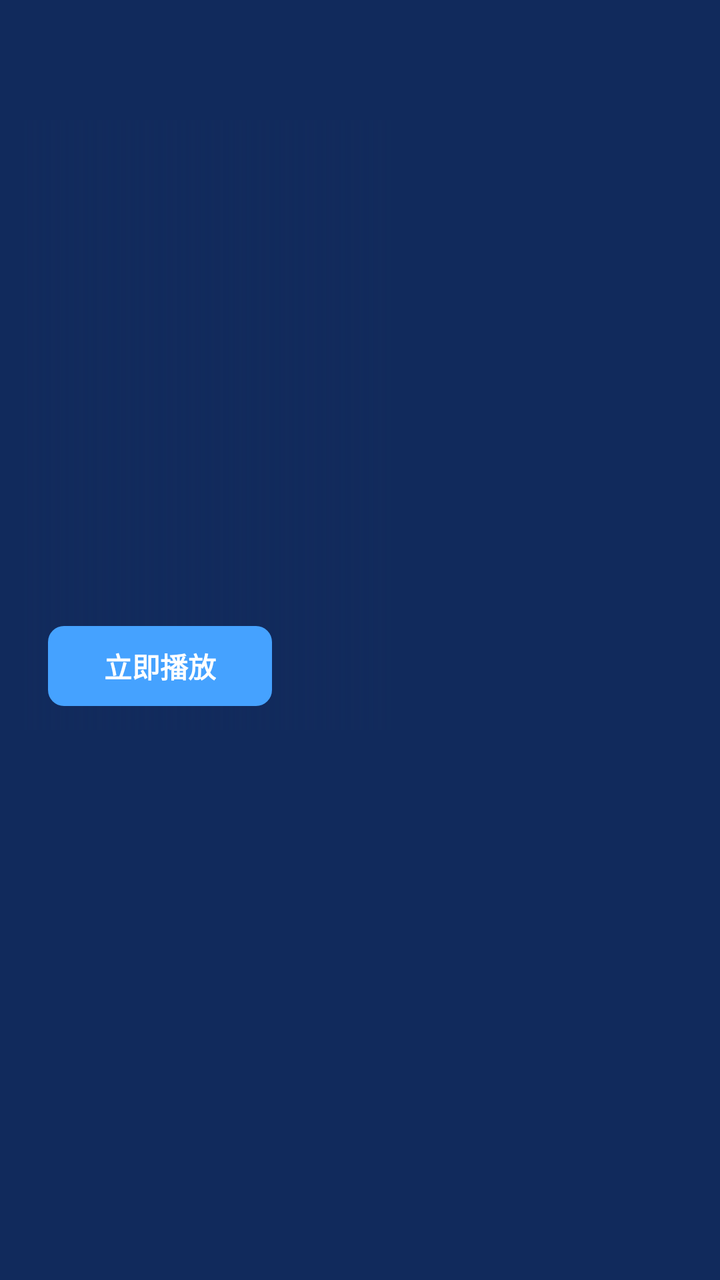
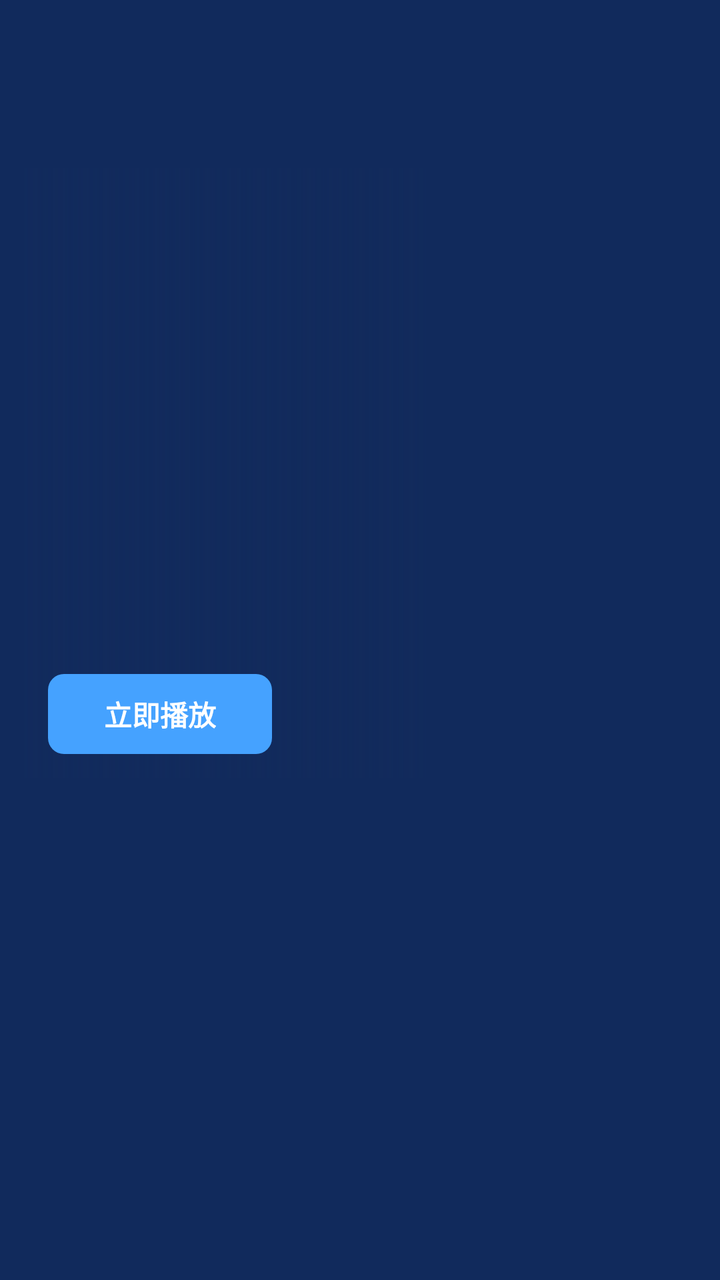

The first picture is an Android layout as it rendered before a commit; the second is the same layout after the commit. The layout source and the unified diff follow.
<!-- AndroidManifest.xml: application theme Theme.AIStreamTV -->
<!-- res/layout/fragment_home.xml -->
<?xml version="1.0" encoding="utf-8"?>
<LinearLayout xmlns:android="http://schemas.android.com/apk/res/android"
    android:layout_width="match_parent"
    android:layout_height="match_parent"
    android:background="@color/bg"
    android:orientation="vertical" android:clipChildren="false">

    
    <androidx.recyclerview.widget.RecyclerView
        android:id="@+id/rvTabs"
        android:layout_width="match_parent"
        android:layout_height="60dp"
        android:clipToPadding="false"
        android:overScrollMode="never"
        android:paddingStart="@dimen/page_pad"
        android:paddingEnd="@dimen/page_pad" />

    <LinearLayout
        android:layout_width="match_parent"
        android:layout_height="@dimen/hero_height"
        android:orientation="horizontal"
        android:paddingStart="@dimen/page_pad"
        android:paddingEnd="@dimen/page_pad" android:clipChildren="false">

        
        <FrameLayout
            android:id="@+id/hero"
            android:layout_width="0dp"
            android:layout_height="match_parent"
            android:layout_weight="1" android:clipChildren="false">

            <ImageView
                android:id="@+id/heroBg"
                android:layout_width="match_parent"
                android:layout_height="match_parent"
                android:contentDescription="@string/app_name"
                android:scaleType="centerCrop" />

            <View
                android:layout_width="match_parent"
                android:layout_height="match_parent"
                android:background="@drawable/bg_scrim_left" />

            
            <androidx.media3.ui.PlayerView
                android:id="@+id/heroPv"
                android:layout_width="match_parent"
                android:layout_height="match_parent"
                android:visibility="gone" />

            <LinearLayout
                android:id="@+id/liveInfo"
                android:layout_width="wrap_content"
                android:layout_height="wrap_content"
                android:layout_gravity="bottom|start"
                android:orientation="vertical"
                android:paddingStart="@dimen/page_pad"
                android:paddingBottom="20dp"
                android:visibility="gone" android:clipChildren="false">

                <TextView
                    android:id="@+id/tvLiveName"
                    android:layout_width="wrap_content"
                    android:layout_height="wrap_content"
                    android:shadowColor="#F0000000"
                    android:shadowDx="0"
                    android:shadowDy="2"
                    android:shadowRadius="8"
                    android:textColor="@android:color/white"
                    android:textSize="22sp"
                    android:textStyle="bold" />

                <TextView
                    android:id="@+id/tvLiveEpg"
                    android:layout_width="wrap_content"
                    android:layout_height="wrap_content"
                    android:layout_marginTop="4dp"
                    android:ellipsize="end"
                    android:maxLines="1"
                    android:textColor="#FFD5D9E4"
                    android:textSize="14sp" />

                <TextView
                    android:id="@+id/tvLiveHint"
                    android:layout_width="wrap_content"
                    android:layout_height="wrap_content"
                    android:layout_marginTop="8dp"
                    android:shadowColor="#F0000000"
                    android:shadowDx="0"
                    android:shadowDy="2"
                    android:shadowRadius="8"
                    android:text="按确认键全屏观看"
                    android:textColor="#FFE8EEF9"
                    android:textSize="13sp" />

            </LinearLayout>

            <LinearLayout
                android:id="@+id/heroText"
                android:layout_width="wrap_content"
                android:layout_height="wrap_content"
                android:layout_gravity="bottom|start"
                android:clipChildren="false"
                android:clipToPadding="false"
                android:orientation="vertical"
                android:paddingStart="@dimen/page_pad"
                android:paddingEnd="@dimen/page_pad"
                android:paddingBottom="@dimen/page_pad">

                <TextView
                    android:id="@+id/heroTitle"
                    android:layout_width="wrap_content"
                    android:layout_height="wrap_content"
                    android:ellipsize="end"
                    android:maxLines="1"
                    android:shadowColor="#F0000000"
                    android:shadowDx="0"
                    android:shadowDy="2"
                    android:shadowRadius="8"
                    android:textColor="@android:color/white"
                    android:textSize="@dimen/hero_title"
                    android:textStyle="bold" />

                <TextView
                    android:id="@+id/heroMeta"
                    android:layout_width="wrap_content"
                    android:layout_height="wrap_content"
                    android:layout_marginTop="6dp"
                    android:ellipsize="end"
                    android:maxLines="1"
                    android:textColor="@color/fg_dim"
                    android:textSize="@dimen/hero_meta" />

                <TextView
                    android:id="@+id/btnPlay"
                    style="@style/AIStream.FocusItem"
                    android:layout_width="wrap_content"
                    android:layout_height="@dimen/hero_btn_h"
                    android:layout_marginTop="16dp"
                    android:background="@drawable/bg_btn"
                    android:gravity="center"
                    android:paddingStart="28dp"
                    android:paddingEnd="28dp"
                    android:text="@string/play_now"
                    android:textColor="@android:color/white"
                    android:textSize="@dimen/hero_btn_text"
                    android:textStyle="bold" />

            </LinearLayout>

            <LinearLayout
                android:id="@+id/heroDots"
                android:layout_width="match_parent"
                android:layout_height="wrap_content"
                android:layout_gravity="bottom|end"
                android:layout_marginBottom="32dp"
                android:gravity="center_vertical|end"
                android:orientation="horizontal"
                android:paddingEnd="@dimen/page_pad"  android:clipChildren="false" />

        </FrameLayout>

        
        <androidx.recyclerview.widget.RecyclerView
            android:id="@+id/rvSide"
            android:layout_width="@dimen/side_rv"
            android:layout_height="match_parent"
            android:layout_marginStart="14dp"
            android:clipToPadding="false"
            android:overScrollMode="never" />

    </LinearLayout>

    <androidx.recyclerview.widget.RecyclerView
        android:id="@+id/recycler"
        android:layout_width="match_parent"
        android:layout_height="0dp"
        android:layout_weight="1"
        android:clipToPadding="false"
        android:overScrollMode="never"
        android:paddingTop="4dp"
        android:paddingBottom="24dp" />

</LinearLayout>
<!-- resources referenced by this layout -->
<resources>
  <color name="bg">#FF112A5C</color>
  <color name="fg_dim">#FFC9D6F0</color>
  <dimen name="hero_btn_h">40dp</dimen>
  <dimen name="hero_btn_text">14sp</dimen>
  <dimen name="hero_height">305dp</dimen>
  <dimen name="hero_meta">13sp</dimen>
  <dimen name="hero_title">22sp</dimen>
  <dimen name="page_pad">12dp</dimen>
  <dimen name="side_rv">136dp</dimen>
  <!-- drawable bg_btn (drawable) -->
  <?xml version="1.0" encoding="utf-8"?>
  <shape xmlns:android="http://schemas.android.com/apk/res/android" android:shape="rectangle">
      <solid android:color="@color/accent" />
      <corners android:radius="8dp" />
  </shape>
  <!-- drawable bg_scrim_left (drawable) -->
  <?xml version="1.0" encoding="utf-8"?>
  <shape xmlns:android="http://schemas.android.com/apk/res/android" android:shape="rectangle">
      <gradient
          android:angle="0"
          android:endColor="#00000000"
          android:startColor="#F2112A5C" />
  </shape>
  <string name="app_name">AIStream TV</string>
  <string name="play_now">立即播放</string>
  <style name="AIStream.FocusItem" parent="">
          <item name="android:focusable">true</item>
          <item name="android:focusableInTouchMode">true</item>
          <item name="android:clickable">true</item>
      </style>
  <style name="Theme.AIStreamTV" parent="Theme.AppCompat.NoActionBar">
          <item name="android:windowBackground">@color/bg</item>
          <item name="android:colorBackground">@color/bg</item>
          <item name="android:textColorPrimary">@color/fg</item>
          <item name="android:textColorSecondary">@color/fg_dim</item>
          <item name="android:windowNoTitle">true</item>
          <item name="colorAccent">@color/accent</item>
          <item name="android:colorControlActivated">@color/accent</item>
      </style>
  <color name="accent">#FF45A2FF</color>
  <color name="fg">#FFFFFFFF</color>
</resources>

<!-- the commit's change to res/layout/fragment_home.xml (unified diff, before → after) -->
@@ -3,7 +3,8 @@
     android:layout_width="match_parent"
     android:layout_height="match_parent"
     android:background="@color/bg"
-    android:orientation="vertical" android:clipChildren="false">
+    android:orientation="vertical"
+    android:paddingTop="24dp" android:clipChildren="false">
 
     
     <androidx.recyclerview.widget.RecyclerView
@@ -178,7 +179,7 @@
         android:layout_weight="1"
         android:clipToPadding="false"
         android:overScrollMode="never"
-        android:paddingTop="4dp"
+        android:paddingTop="16dp"
         android:paddingBottom="24dp" />
 
 </LinearLayout>
<!-- resource entries referenced after the edit -->
@@ -8,7 +8,7 @@
   <dimen name="hero_meta">13sp</dimen>
   <dimen name="hero_title">22sp</dimen>
   <dimen name="page_pad">12dp</dimen>
-  <dimen name="side_rv">136dp</dimen>
+  <dimen name="side_rv">120dp</dimen>
   <!-- drawable bg_btn (drawable) -->
   <?xml version="1.0" encoding="utf-8"?>
   <shape xmlns:android="http://schemas.android.com/apk/res/android" android:shape="rectangle">
